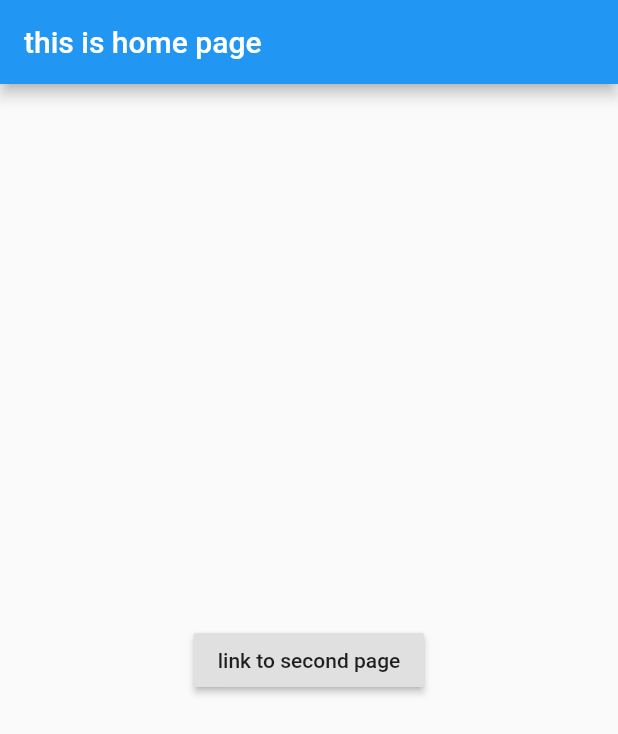
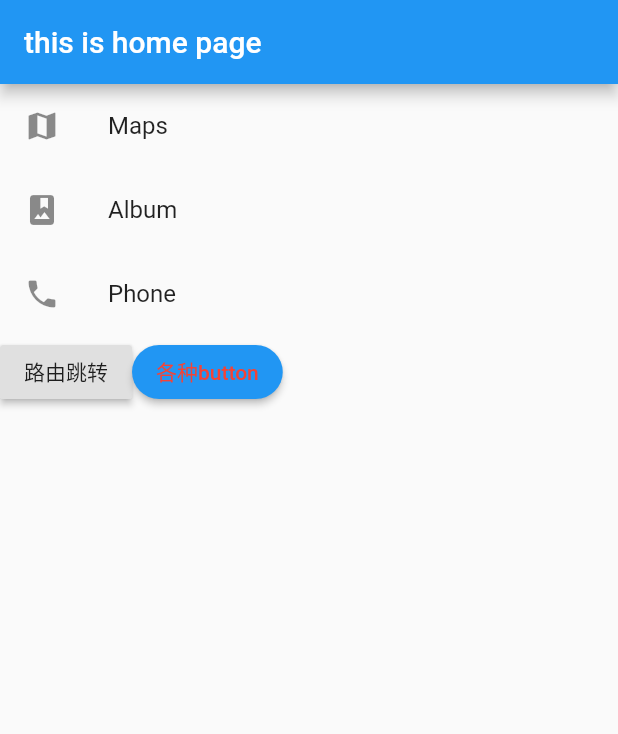
Before and after one commit to Chris-Wen/flutter_demo, a Flutter app: the screen it shows after launch, on a phone screen of 412 x 824 dp. Shown: the top 734 px of the screen. Run offline on Flutter 3.47's test engine with Material 2 defaults, Android fonts, the phone set to English and light mode, and no system bars.

Commit message:
样式布局

```diff
--- a/lib/main.dart
+++ b/lib/main.dart
@@ -5,6 +5,7 @@ import 'unknowPage.dart';
 //页面路由
 import 'pages/homePage.dart';
 import 'pages/secondPage.dart';
+import 'pages/buttonPage.dart';
 
 void main() => runApp(MyApp());
 
@@ -19,28 +20,12 @@ class MyApp extends StatelessWidget {
       //注册路由
       routes: <String, WidgetBuilder>{
         "homePage": (BuildContext context) => HomePage(),
-        "secondPage": (BuildContext context) => SecondPage()
+        "secondPage": (BuildContext context) => SecondPage(),
+        "buttonPage": (BuildContext context)=>ButtonPage(),
       },
-      onUnknownRoute: (RouteSettings setting) => MaterialPageRoute(builder: (context) => UnknownPage()),       //错误路由处理，返回UnknownPage
+      onUnknownRoute: (RouteSettings setting) => MaterialPageRoute(builder: (context) => UnknowPage()),       //错误路由处理，返回UnknownPage
 
       home: LoadingPage(),
     );
   }
 }
-
-
-// class SecondPage extends StatelessWidget {
-//   Widget build(BuildContext context) {
-//     return Scaffold(
-//       appBar: AppBar(
-//         title: Text("app 第2个页面"),
-//       ),
-//       body: Center(
-//         child: RaisedButton(
-//           child: Text("点击返回上一个页面"),
-//           onPressed: ()=>Navigator.pop(context),
-//         ),
-//       ),
-//     );
-//   }
-// }
--- a/lib/pages/homePage.dart
+++ b/lib/pages/homePage.dart
@@ -1,15 +1,48 @@
 import 'package:flutter/material.dart';
 
-class HomePage extends StatelessWidget{
+class HomePage extends StatelessWidget {
   Widget build(BuildContext context) {
     return Scaffold(
       appBar: AppBar(
         title: Text("this is home page"),
       ),
       body: Center(
-        child: RaisedButton(
-          child: Text("link to second page"),
-          onPressed: ()=> Navigator.pushNamed(context, 'secondPage'),
+        child: ListView(
+          children: <Widget>[
+            new ListTile(
+              leading: new Icon(Icons.map),
+              title: new Text('Maps'),
+            ),
+            new ListTile(
+              leading: new Icon(Icons.photo_album),
+              title: new Text('Album'),
+            ),
+            new ListTile(
+              leading: new Icon(Icons.phone),
+              title: new Text('Phone'),
+            ),
+            Column(
+              children: <Widget>[
+                Row(
+                  children: <Widget>[
+                    RaisedButton(
+                      child: Text("路由跳转"),
+                      onPressed: ()=>Navigator.pushNamed(context, "secondPage"),
+                    ),
+                    RaisedButton(
+                      color: Colors.blue,
+                      highlightColor: Colors.blue[700],
+                      colorBrightness: Brightness.dark,
+                      textColor: Colors.red,
+                      shape:RoundedRectangleBorder(borderRadius: BorderRadius.circular(20.0)),
+                      child: Text("各种button"),
+                      onPressed: ()=>Navigator.pushNamed(context, "buttonPage"),
+                    )
+                  ],
+                )
+              ],
+            )
+          ],
         ),
       ),
     );
```
Also changed, not shown: lib/pages/buttonPage.dart (added, +45 -0 lines), lib/unknowPage.dart (+9 -3 lines).
